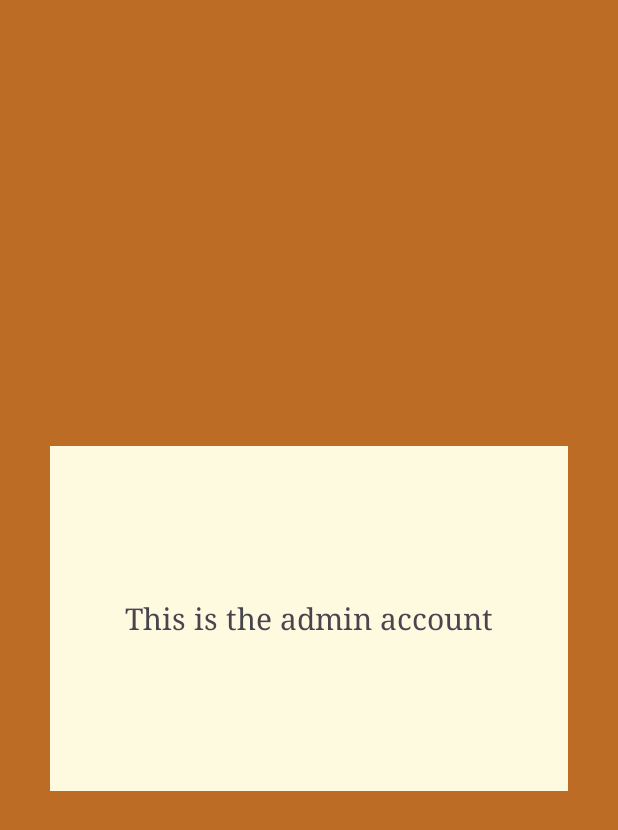
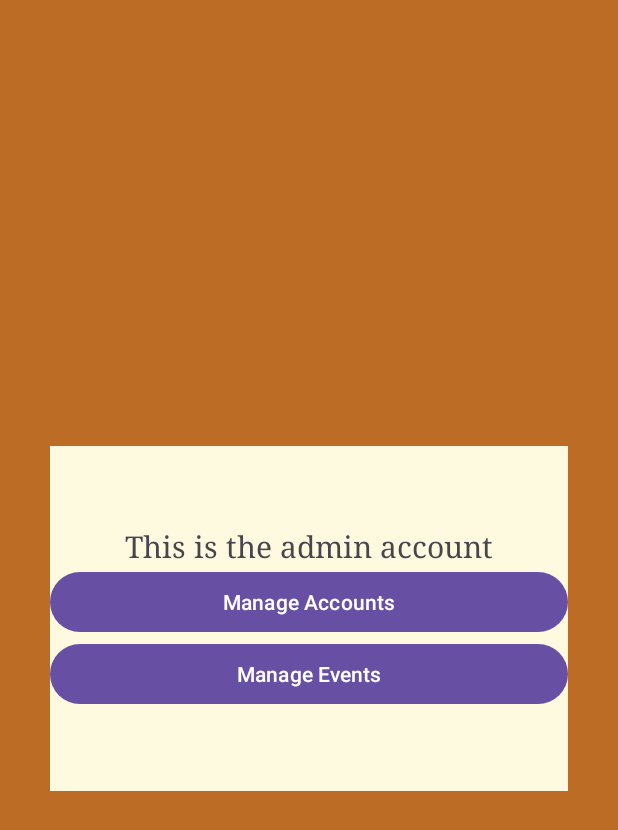
Before and after one commit to JCoji/Android-Cycling-App, an Android app: the AdminActivity screen opened directly, with no data from a screen before it, on a phone screen of 412 x 824 dp. Shown: the top 830 px of the screen. Run offline under Robolectric (Android 15) with nearby library versions, the phone set to English and light mode, and no system bars.

Commit message:
Added basic Admin function butons and manager layouts

```diff
--- a/app/build.gradle.kts
+++ b/app/build.gradle.kts
@@ -57,10 +57,10 @@ dependencies {
     // Add the dependencies for any other desired Firebase products
     // https://firebase.google.com/docs/android/setup#available-libraries
 
-        // Import the BoM for the Firebase platform
+    // Import the BoM for the Firebase platform
     implementation(platform("com.google.firebase:firebase-bom:32.3.1"))
 
-        // Add the dependency for the Realtime Database library
-        // When using the BoM, you don't specify versions in Firebase library dependencies
+    // Add the dependency for the Realtime Database library
+    // When using the BoM, you don't specify versions in Firebase library dependencies
     implementation("com.google.firebase:firebase-database")
 }
--- a/app/src/main/res/layout/activity_admin.xml
+++ b/app/src/main/res/layout/activity_admin.xml
@@ -26,6 +26,19 @@
             android:text="This is the admin account"
             android:textAlignment="center"
             android:textSize="20sp" />
+
+        <Button
+            android:id="@+id/btn_mAccounts"
+            android:layout_width="match_parent"
+            android:layout_height="wrap_content"
+            android:text="Manage Accounts" />
+
+        <Button
+            android:id="@+id/btn_mEvents"
+            android:layout_width="match_parent"
+            android:layout_height="wrap_content"
+            android:text="Manage Events" />
+
     </LinearLayout>
 
 </androidx.constraintlayout.widget.ConstraintLayout>
--- /dev/null
+++ b/app/src/main/res/layout/activity_event_manager.xml
@@ -0,0 +1,6 @@
+<?xml version="1.0" encoding="utf-8"?>
+<androidx.constraintlayout.widget.ConstraintLayout xmlns:android="http://schemas.android.com/apk/res/android"
+    android:layout_width="match_parent"
+    android:layout_height="match_parent">
+
+</androidx.constraintlayout.widget.ConstraintLayout>
```
Also changed, not shown: app/src/main/res/layout/activity_account_manager.xml (added, +25 -0 lines).
